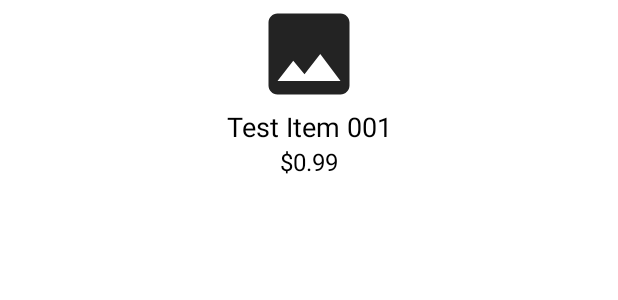
After one commit to forrest-james/ads-app, an Android app: the layout item_grid.xml on its own in the app's theme, with its tools: preview values and no code run, on a phone screen of 412 x 824 dp. The commit adds this screen. Shown: the top 300 px of the screen. Run offline under Robolectric (Android 15) with nearby library versions, the phone set to English and light mode, and no system bars.

Commit message:
Added Department Items fragment and adapter

```diff
--- /dev/null
+++ b/AcmeDepartmentStore/app/src/main/res/layout/item_grid.xml
@@ -0,0 +1,31 @@
+<?xml version="1.0" encoding="utf-8"?>
+<LinearLayout xmlns:android="http://schemas.android.com/apk/res/android"
+    xmlns:app="http://schemas.android.com/apk/res-auto"
+    android:orientation="vertical" android:layout_width="match_parent"
+    android:layout_height="match_parent">
+
+    <ImageView
+        android:id="@+id/imageView2"
+        android:layout_width="match_parent"
+        android:layout_height="wrap_content"
+        android:layout_gravity="center"
+        app:srcCompat="@drawable/ic_baseline_image" />
+
+    <TextView
+        android:id="@+id/item_name_grid"
+        android:layout_width="match_parent"
+        android:layout_height="wrap_content"
+        android:gravity="center"
+        android:text="Test Item 001"
+        android:textColor="@color/black"
+        android:textSize="18sp" />
+
+    <TextView
+        android:id="@+id/item_price_grid"
+        android:layout_width="match_parent"
+        android:layout_height="wrap_content"
+        android:gravity="center"
+        android:text="$0.99"
+        android:textColor="@color/black"
+        android:textSize="16sp" />
+</LinearLayout>
```
Also changed, not shown: AcmeDepartmentStore/app/src/main/java/com/ads/app/DepartmentItemsFragment.java (added, +44 -0 lines), AcmeDepartmentStore/app/src/main/java/com/ads/app/DepartmentsFragment.java (+8 -0 lines), AcmeDepartmentStore/app/src/main/java/com/ads/app/ItemGridAdapter.java (added, +41 -0 lines), AcmeDepartmentStore/app/src/main/java/com/ads/app/MainActivity.java (+13 -0 lines), AcmeDepartmentStore/app/src/main/res/layout/fragment_department_items.xml (added, +16 -0 lines).
